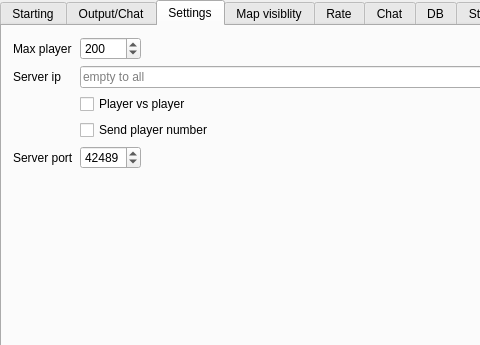
alphaonex86/CatchChallenger, file server/MainWindow.ui: the form before one commit; both pictures show x 0 to 480 and y 0 to 345 of the 800 by 600 pixel window.
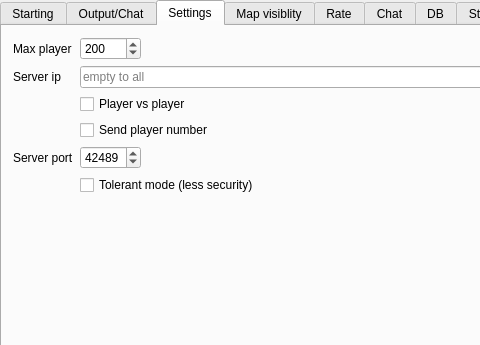
The form after the commit. The open tabs and pages were chosen to show the change. Icons and pictures are not drawn.

Commit message: [Add] Tolerent mode, limit the player connection number update to limit the bandwith (>1000x less bandwith with large...

```diff
--- a/server/MainWindow.ui
+++ b/server/MainWindow.ui
@@ -246,6 +246,13 @@
           </property>
          </widget>
         </item>
+        <item row="5" column="1">
+         <widget class="QCheckBox" name="tolerantMode">
+          <property name="text">
+           <string>Tolerant mode (less security)</string>
+          </property>
+         </widget>
+        </item>
        </layout>
       </widget>
       <widget class="QWidget" name="tab">
```
Left out of the diff: 2 changed lines with no effect on the pictures. The commit also changes 10 other files.
